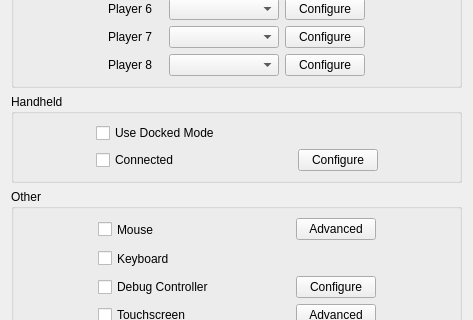
Qt form src/yuzu/configuration/configure_input.ui (rorrim-rorrim/eden-alt) before a commit; both pictures show x 0 to 473 and y 208 to 528 of the 473 by 685 pixel window.
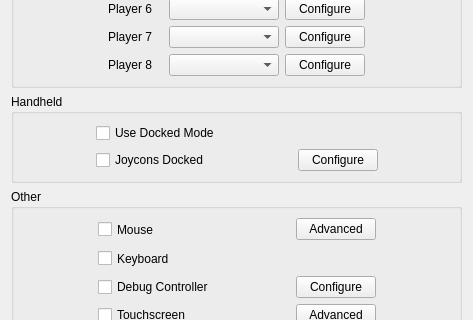
The same form after that commit.

Commit message: configure_input: Use Joycons Docked instead of Connected as label

What changed in the file:
```diff
--- a/src/yuzu/configuration/configure_input.ui
+++ b/src/yuzu/configuration/configure_input.ui
@@ -317,7 +317,7 @@
         <item row="1" column="1">
          <widget class="QCheckBox" name="handheld_connected">
           <property name="text">
-           <string>Connected</string>
+           <string>Joycons Docked</string>
           </property>
          </widget>
         </item>
```
